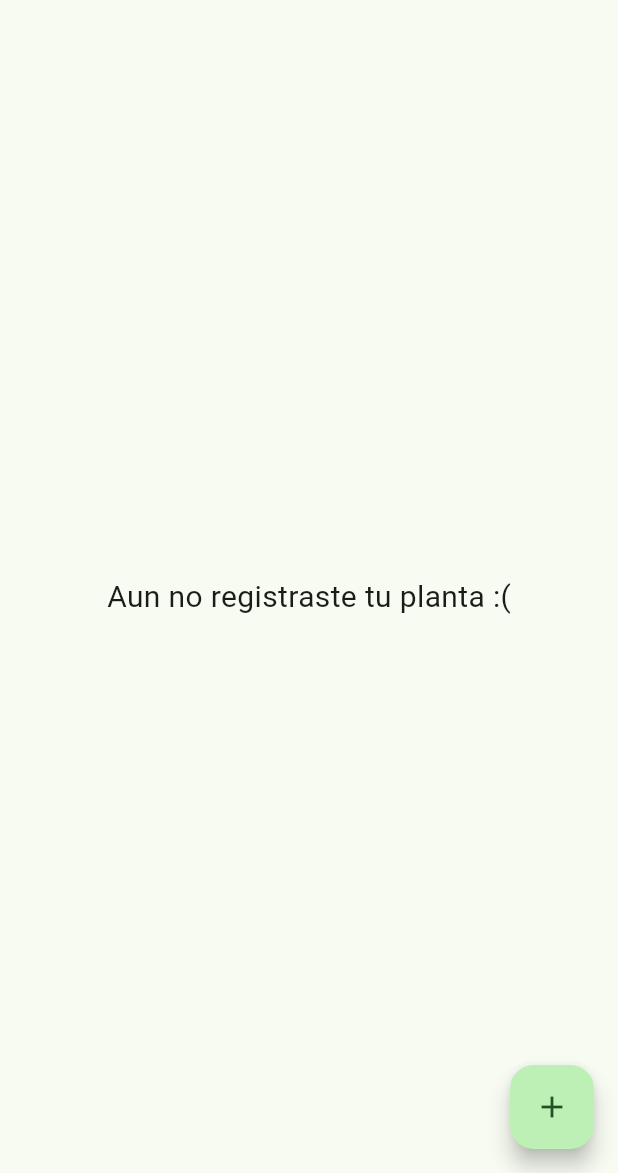
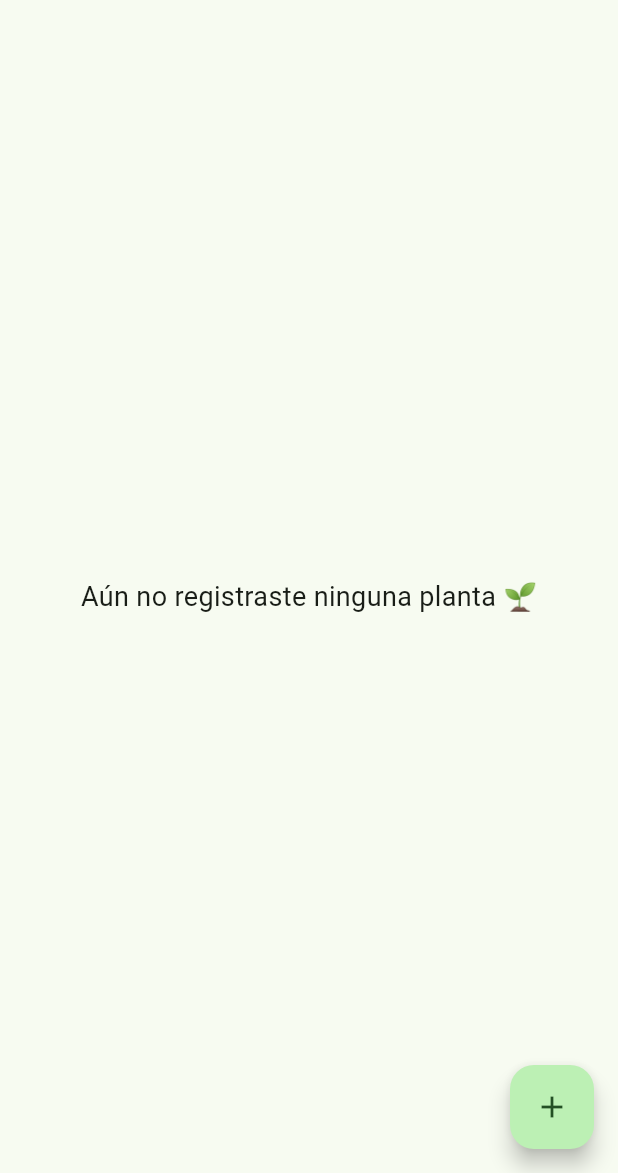
Before and after one commit to Nella999/ProyectoRiegame, a Flutter app: the screen it shows after launch, on a phone screen of 412 x 824 dp, the part 63-1236 px from its top. Run offline on Flutter 3.47's test engine with Material 3 defaults, Android fonts, the phone set to English and light mode, and no system bars; our stand-ins replace cloud_firestore, firebase_core; accounts and stored records are empty; generated files the repository leaves out were written again.

Commit message:
Mejorando UI

```diff
--- a/lib/screens/inicio.dart
+++ b/lib/screens/inicio.dart
@@ -1,8 +1,12 @@
 import 'package:flutter/material.dart';
+import 'package:cloud_firestore/cloud_firestore.dart'; //Agregando imports
+import '../models/planta.dart';
+import '../services/firestore_service.dart';
 import 'registrar_planta.dart';
 
 class Inicio extends StatelessWidget {
-  const Inicio({super.key});
+  Inicio({super.key});
+  final FirestoreService firestoreService = FirestoreService();
 
   @override
   Widget build(BuildContext context) {
@@ -10,11 +14,65 @@ class Inicio extends StatelessWidget {
       appBar: AppBar(
         title: const Text("¡Riégame!"),
       ),
-      body: const Center(
-        child: Text(
-          "Aun no registraste tu planta :(",
-          style: TextStyle(fontSize: 20),
-        ),
+
+      // Cuerpo pantalla
+      body: StreamBuilder<QuerySnapshot>(
+        stream: firestoreService.obtenerPlantas(),
+        builder: (context, snapshot) {
+
+          if (snapshot.hasError) {
+            return const Center(
+              child: Text("Ocurrió un error :("),
+            );
+          }
+          if (snapshot.connectionState == ConnectionState.waiting) {
+            return const Center(
+              child: CircularProgressIndicator(),
+            );
+          }
+
+          final plantas = snapshot.data!.docs;
+          if (plantas.isEmpty) {
+            return const Center(
+              child: Text(
+                "Aún no registraste ninguna planta 🌱",
+                style: TextStyle(fontSize: 18),
+              ),
+            );
+          }
+          //Se agrega automaticamente la planta dps de guardarse
+          return ListView.builder(
+            itemCount: plantas.length,
+            itemBuilder: (context, index) {
+              final planta = Planta.fromMap(
+                plantas[index].data() as Map<String, dynamic>,
+              );
+              return Card(
+                margin: const EdgeInsets.all(10),
+                child: ListTile(
+                  leading: const Icon(
+                    Icons.local_florist,
+                    color: Colors.green,
+                  ),
+                  title: Text(planta.nombre),
+                  subtitle: Text(
+                    "Apodo: ${planta.apodo}\n"
+                        "💧 Cada ${planta.frecuenciaDias} días",
+                  ),
+                  trailing: IconButton(
+                    icon: const Icon(
+                      Icons.delete,
+                      color: Colors.red,
+                    ),
+                    onPressed: () async {
+                      await firestoreService.eliminarPlanta(planta.id);
+                    },
+                  ),
+                ),
+              );
+            },
+          );
+        },
       ),
       floatingActionButton: FloatingActionButton(
         onPressed: () {
```
